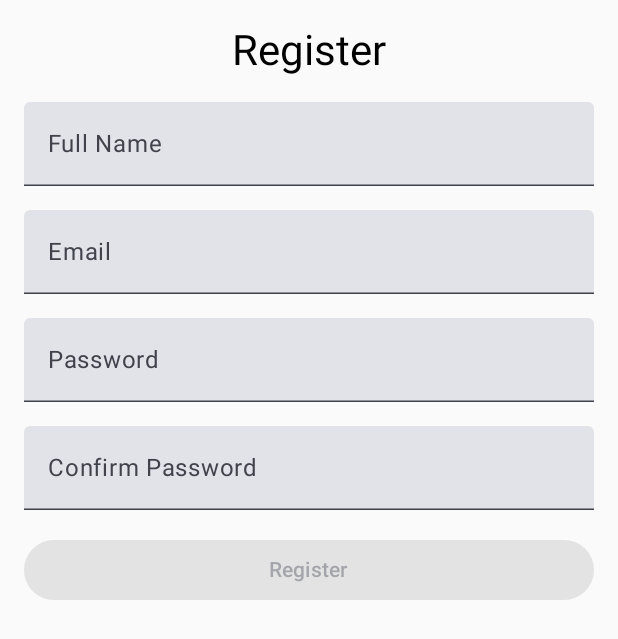
After one commit to mikeegivieer/ommmm, an Android app built with Jetpack Compose: the RegisterActivity screen opened directly, with no data from a screen before it, on a phone screen of 412 x 824 dp. The commit adds this screen. Shown: the top 639 px of the screen. Run offline under Robolectric (Android 15) with nearby library versions, the phone set to English and light mode, and no system bars; our stand-ins replace Firebase (no records; nobody signed in at launch, a user with empty details on screens opened directly).

Commit message:
Register activity

```diff
--- a/app/build.gradle.kts
+++ b/app/build.gradle.kts
@@ -51,6 +51,11 @@ dependencies {
     implementation(libs.androidx.ui.graphics)
     implementation(libs.androidx.ui.tooling.preview)
     implementation(libs.androidx.material3)
+    implementation(libs.androidx.appcompat)
+    implementation(libs.material)
+    implementation(libs.androidx.activity)
+    implementation(libs.androidx.constraintlayout)
+    implementation(libs.firebase.auth.ktx)
     testImplementation(libs.junit)
     androidTestImplementation(libs.androidx.junit)
     androidTestImplementation(libs.androidx.espresso.core)
--- a/app/src/main/AndroidManifest.xml
+++ b/app/src/main/AndroidManifest.xml
@@ -13,6 +13,9 @@
         android:theme="@style/Theme.Ommmm"
         tools:targetApi="31">
         <activity
+            android:name=".RegisterActivity"
+            android:exported="false" />
+        <activity
             android:name=".MainActivity"
             android:exported="true"
             android:label="@string/app_name"
--- /dev/null
+++ b/app/src/main/java/com/dutisoft/ommmm/RegisterActivity.kt
@@ -0,0 +1,167 @@
+package com.dutisoft.ommmm
+
+import android.content.Intent
+import android.os.Bundle
+import android.widget.Toast
+import androidx.activity.ComponentActivity
+import androidx.activity.compose.setContent
+import androidx.activity.enableEdgeToEdge
+import androidx.compose.foundation.layout.*
+import androidx.compose.foundation.text.KeyboardOptions
+import androidx.compose.material3.Button
+import androidx.compose.material3.Text
+import androidx.compose.material3.TextField
+import androidx.compose.runtime.*
+import androidx.compose.ui.Alignment
+import androidx.compose.ui.Modifier
+import androidx.compose.ui.text.input.KeyboardType
+import androidx.compose.ui.tooling.preview.Preview
+import androidx.compose.ui.unit.dp
+import com.dutisoft.ommmm.ui.theme.OmmmmTheme
+import com.google.firebase.auth.FirebaseAuth
+
+class RegisterActivity : ComponentActivity() {
+    private lateinit var firebaseAuth: FirebaseAuth
+
+    override fun onCreate(savedInstanceState: Bundle?) {
+        super.onCreate(savedInstanceState)
+
+        // Inicializa FirebaseAuth
+        firebaseAuth = FirebaseAuth.getInstance()
+
+        enableEdgeToEdge()
+        setContent {
+            OmmmmTheme {
+                RegisterForm { email, password, name ->
+                    registerWithFirebase(email, password, name)
+                }
+            }
+        }
+    }
+
+    private fun registerWithFirebase(email: String, password: String, name: String) {
+        firebaseAuth.createUserWithEmailAndPassword(email, password)
+            .addOnCompleteListener { task ->
+                if (task.isSuccessful) {
+                    Toast.makeText(this, "Registration successful! Welcome, $name", Toast.LENGTH_SHORT).show()
+                    navigateToLogin()
+                } else {
+                    Toast.makeText(this, "Registration failed: ${task.exception?.message}", Toast.LENGTH_SHORT).show()
+                }
+            }
+    }
+
+    private fun navigateToLogin() {
+        val intent = Intent(this, MainActivity::class.java)
+        startActivity(intent)
+        finish() // Finaliza la actividad actual para evitar volver atrás
+    }
+}
+
+@Composable
+fun RegisterForm(onRegister: (String, String, String) -> Unit) {
+    var name by remember { mutableStateOf("") }
+    var email by remember { mutableStateOf("") }
+    var password by remember { mutableStateOf("") }
+    var confirmPassword by remember { mutableStateOf("") }
+
+    var nameError by remember { mutableStateOf<String?>(null) }
+    var emailError by remember { mutableStateOf<String?>(null) }
+    var passwordError by remember { mutableStateOf<String?>(null) }
+    var confirmPasswordError by remember { mutableStateOf<String?>(null) }
+
+    Column(
+        modifier = Modifier
+            .fillMaxWidth()
+            .padding(16.dp),
+        horizontalAlignment = Alignment.CenterHorizontally,
+        verticalArrangement = Arrangement.spacedBy(16.dp)
+    ) {
+        Text(text = "Register", style = androidx.compose.material3.MaterialTheme.typography.headlineMedium)
+
+        // Campo de nombre
+        TextField(
+            value = name,
+            onValueChange = {
+                name = it
+                nameError = if (it.isNotEmpty()) null else "Name cannot be empty"
+            },
+            label = { Text("Full Name") },
+            isError = nameError != null,
+            modifier = Modifier.fillMaxWidth()
+        )
+        if (nameError != null) {
+            Text(text = nameError!!, color = androidx.compose.ui.graphics.Color.Red)
+        }
+
+        // Campo de email
+        TextField(
+            value = email,
+            onValueChange = {
+                email = it
+                emailError = if (isValidEmail(it)) null else "Invalid email address"
+            },
+            label = { Text("Email") },
+            isError = emailError != null,
+            modifier = Modifier.fillMaxWidth()
+        )
+        if (emailError != null) {
+            Text(text = emailError!!, color = androidx.compose.ui.graphics.Color.Red)
+        }
+
+        // Campo de contraseña
+        TextField(
+            value = password,
+            onValueChange = {
+                password = it
+                passwordError = if (isValidPassword(it)) null else "Password must meet requirements"
+            },
+            label = { Text("Password") },
+            isError = passwordError != null,
+            modifier = Modifier.fillMaxWidth(),
+            keyboardOptions = KeyboardOptions(keyboardType = KeyboardType.Password)
+        )
+        if (passwordError != null) {
+            Text(text = passwordError!!, color = androidx.compose.ui.graphics.Color.Red)
+        }
+
+        // Campo de confirmación de contraseña
+        TextField(
+            value = confirmPassword,
+            onValueChange = {
+                confirmPassword = it
+                confirmPasswordError = if (it == password) null else "Passwords do not match"
+            },
+            label = { Text("Confirm Password") },
+            isError = confirmPasswordError != null,
+            modifier = Modifier.fillMaxWidth(),
+            keyboardOptions = KeyboardOptions(keyboardType = KeyboardType.Password)
+        )
+        if (confirmPasswordError != null) {
+            Text(text = confirmPasswordError!!, color = androidx.compose.ui.graphics.Color.Red)
+        }
+
+        // Botón de registro
+        Button(
+            onClick = {
+                if (nameError == null && emailError == null && passwordError == null && confirmPasswordError == null) {
+                    onRegister(email, password, name)
+                }
+            },
+            modifier = Modifier.fillMaxWidth(),
+            enabled = name.isNotEmpty() && email.isNotEmpty() && password.isNotEmpty() && confirmPassword.isNotEmpty()
+        ) {
+            Text(text = "Register")
+        }
+    }
+}
+
+
+
+@Preview(showBackground = true)
+@Composable
+fun RegisterPreview() {
+    OmmmmTheme {
+        RegisterForm { _, _, _ -> }
+    }
+}
```
Also changed, not shown: app/src/main/java/com/dutisoft/ommmm/MainActivity.kt (+40 -14 lines), app/src/main/res/layout/activity_register.xml (added, +10 -0 lines), gradle/libs.versions.toml (+10 -0 lines), 1 other file.
